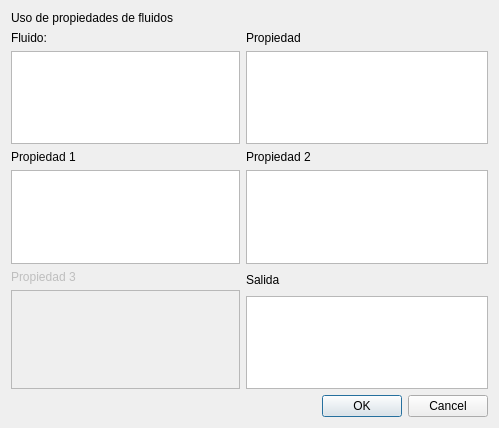
The window that GUI/Props.ui (jon85p/pyENL) describes before a commit, drawn with Qt 5.
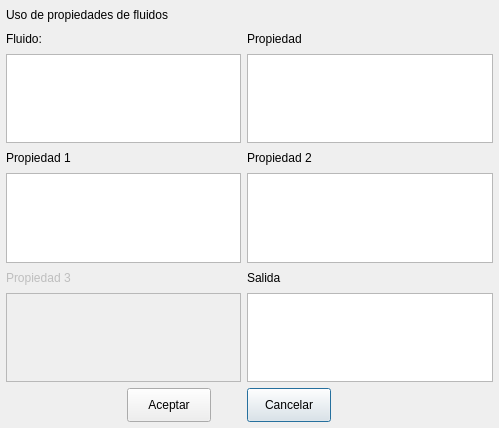
The same window after the commit.

The edit to the form file:
```diff
--- a/GUI/Props.ui
+++ b/GUI/Props.ui
@@ -13,92 +13,189 @@
   <property name="windowTitle">
    <string>Propiedades fluido</string>
   </property>
-  <layout class="QGridLayout" name="gridLayout">
-   <item row="0" column="0" colspan="3">
     <widget class="QLabel" name="label">
+   <property name="geometry">
+    <rect>
+     <x>6</x>
+     <y>6</y>
+     <width>186</width>
+     <height>18</height>
+    </rect>
+   </property>
      <property name="text">
       <string>Uso de propiedades de fluidos</string>
      </property>
     </widget>
-   </item>
-   <item row="1" column="0">
     <widget class="QLabel" name="label_2">
+   <property name="geometry">
+    <rect>
+     <x>6</x>
+     <y>30</y>
+     <width>41</width>
+     <height>18</height>
+    </rect>
+   </property>
      <property name="text">
       <string>Fluido:</string>
      </property>
     </widget>
-   </item>
-   <item row="1" column="2">
     <widget class="QLabel" name="label_3">
+   <property name="geometry">
+    <rect>
+     <x>247</x>
+     <y>30</y>
+     <width>63</width>
+     <height>18</height>
+    </rect>
+   </property>
      <property name="text">
       <string>Propiedad</string>
      </property>
     </widget>
-   </item>
-   <item row="2" column="0" colspan="2">
-    <widget class="QListWidget" name="listWidget"/>
-   </item>
-   <item row="2" column="2">
-    <widget class="QListWidget" name="listWidget_2"/>
-   </item>
-   <item row="3" column="0">
+  <widget class="QListWidget" name="listWidget">
+   <property name="geometry">
+    <rect>
+     <x>6</x>
+     <y>54</y>
+     <width>235</width>
+     <height>89</height>
+    </rect>
+   </property>
+  </widget>
+  <widget class="QListWidget" name="listWidget_2">
+   <property name="geometry">
+    <rect>
+     <x>247</x>
+     <y>54</y>
+     <width>246</width>
+     <height>89</height>
+    </rect>
+   </property>
+  </widget>
     <widget class="QLabel" name="label_4">
+   <property name="geometry">
+    <rect>
+     <x>6</x>
+     <y>149</y>
+     <width>74</width>
+     <height>18</height>
+    </rect>
+   </property>
      <property name="text">
       <string>Propiedad 1</string>
      </property>
     </widget>
-   </item>
-   <item row="3" column="2">
     <widget class="QLabel" name="label_5">
+   <property name="geometry">
+    <rect>
+     <x>247</x>
+     <y>149</y>
+     <width>74</width>
+     <height>18</height>
+    </rect>
+   </property>
      <property name="text">
       <string>Propiedad 2</string>
      </property>
     </widget>
-   </item>
-   <item row="4" column="0" colspan="2">
-    <widget class="QListWidget" name="listWidget_3"/>
-   </item>
-   <item row="4" column="2">
-    <widget class="QListWidget" name="listWidget_4"/>
-   </item>
-   <item row="5" column="0">
+  <widget class="QListWidget" name="listWidget_3">
+   <property name="geometry">
+    <rect>
+     <x>6</x>
+     <y>173</y>
+     <width>235</width>
+     <height>90</height>
+    </rect>
+   </property>
+  </widget>
+  <widget class="QListWidget" name="listWidget_4">
+   <property name="geometry">
+    <rect>
+     <x>247</x>
+     <y>173</y>
+     <width>246</width>
+     <height>90</height>
+    </rect>
+   </property>
+  </widget>
     <widget class="QLabel" name="label_6">
      <property name="enabled">
       <bool>false</bool>
      </property>
+   <property name="geometry">
+    <rect>
+     <x>6</x>
+     <y>269</y>
+     <width>74</width>
+     <height>18</height>
+    </rect>
+   </property>
      <property name="text">
       <string>Propiedad 3</string>
      </property>
     </widget>
-   </item>
-   <item row="5" column="2" rowspan="2">
     <widget class="QLabel" name="label_7">
+   <property name="geometry">
+    <rect>
+     <x>247</x>
+     <y>269</y>
+     <width>37</width>
+     <height>18</height>
+    </rect>
+   </property>
      <property name="text">
       <string>Salida</string>
      </property>
     </widget>
-   </item>
-   <item row="6" column="0" rowspan="2" colspan="2">
     <widget class="QListWidget" name="listWidget_5">
      <property name="enabled">
       <bool>false</bool>
      </property>
-    </widget>
-   </item>
-   <item row="7" column="2">
-    <widget class="QTextEdit" name="textEdit"/>
-   </item>
-   <item row="8" column="1" colspan="2">
-    <widget class="QDialogButtonBox" name="buttonBox">
-     <property name="orientation">
-      <enum>Qt::Horizontal</enum>
-     </property>
-     <property name="standardButtons">
-      <set>QDialogButtonBox::Cancel|QDialogButtonBox::Ok</set>
-     </property>
-    </widget>
-   </item>
-  </layout>
+   <property name="geometry">
+    <rect>
+     <x>6</x>
+     <y>293</y>
+     <width>235</width>
+     <height>89</height>
+    </rect>
+   </property>
+  </widget>
+  <widget class="QTextEdit" name="textEdit">
+   <property name="geometry">
+    <rect>
+     <x>247</x>
+     <y>293</y>
+     <width>246</width>
+     <height>89</height>
+    </rect>
+   </property>
+  </widget>
+  <widget class="QPushButton" name="reject">
+   <property name="geometry">
+    <rect>
+     <x>247</x>
+     <y>388</y>
+     <width>84</width>
+     <height>34</height>
+    </rect>
+   </property>
+   <property name="text">
+    <string>Cancelar</string>
+   </property>
+  </widget>
+  <widget class="QPushButton" name="accept">
+   <property name="geometry">
+    <rect>
+     <x>127</x>
+     <y>388</y>
+     <width>84</width>
+     <height>34</height>
+    </rect>
+   </property>
+   <property name="text">
+    <string>Aceptar</string>
+   </property>
+  </widget>
  </widget>
  <resources/>
  <connections>
```
Left out of the diff: 35 changed lines with no effect on the pictures. Lines whose indentation alone changed are shown as unchanged.
